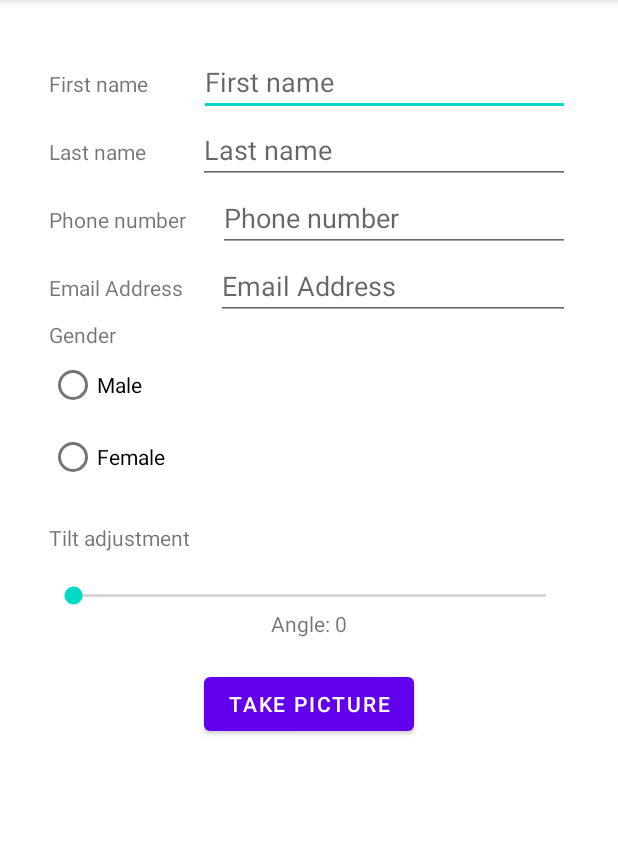
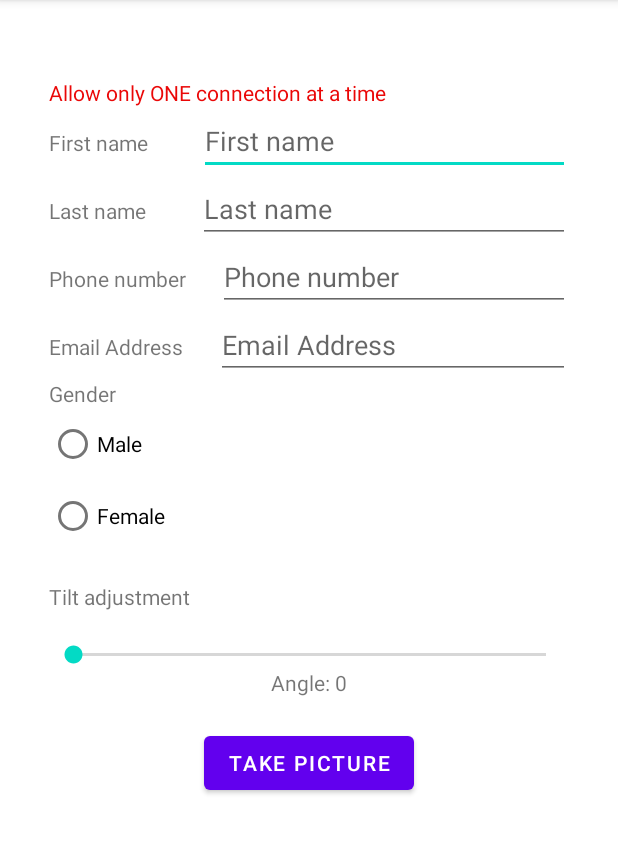
Before and after one commit to dendimaniac/private-keyboard, an Android app: the screen it shows after launch (MainActivity), on a phone screen of 412 x 824 dp, the part 84-938 px from its top. Run offline under Robolectric (Android 15) with nearby library versions, the phone set to English and light mode, and no system bars; libraries missing offline, so code that uses them is left out: androidmads.library.qrgenearator, com.microsoft.signalr, org.apache.commons; 9 statements that could not run were skipped.

Commit message:
add instruction text

```diff
--- a/app/src/main/res/layout/activity_main.xml
+++ b/app/src/main/res/layout/activity_main.xml
@@ -5,6 +5,7 @@
     android:id="@+id/main_layout"
     android:layout_width="match_parent"
     android:layout_height="match_parent"
+    android:textAlignment="center"
     tools:context=".MainActivity">
 
     <ScrollView
@@ -14,13 +15,25 @@
         app:layout_constraintStart_toStartOf="parent"
         app:layout_constraintTop_toTopOf="parent">
 
-
         <LinearLayout
             android:id="@+id/input_layout"
             android:layout_width="411dp"
             android:layout_height="323dp"
             android:orientation="vertical"
             android:padding="32dp">
+
+            <LinearLayout
+                android:layout_width="match_parent"
+                android:layout_height="wrap_content"
+                android:layout_marginTop="20dp"
+                android:gravity="center">
+
+                <TextView
+                    android:layout_width="match_parent"
+                    android:layout_height="wrap_content"
+                    android:text="@string/inform"
+                    android:textColor="#EA0707" />
+            </LinearLayout>
 
             <LinearLayout
                 android:layout_width="match_parent"
--- a/app/src/main/res/values/strings.xml
+++ b/app/src/main/res/values/strings.xml
@@ -11,4 +11,5 @@
     <string name="tilt_adjustment">Tilt adjustment</string>
     <string name="angle">Angle: 0</string>
     <string name="take_picture">TAKE PICTURE</string>
+    <string name="inform">Allow only ONE connection at a time </string>
 </resources>
```
